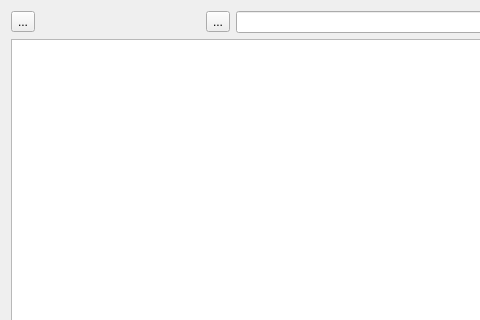
Above: files_2.ui from aumanimationstudios/Files before the change; both pictures show x 0 to 480 and y 0 to 320 of the 1309 by 684 pixel window. Below: the same form after it.
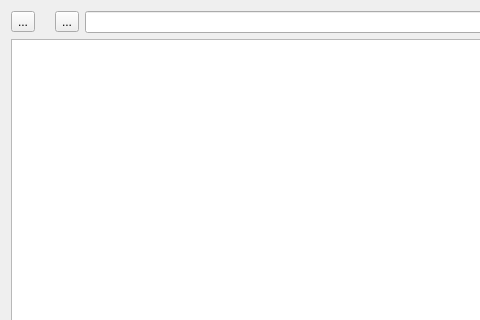
That is the form after the change.

Diff of the .ui file:
```diff
--- a/files_2.ui
+++ b/files_2.ui
@@ -285,7 +285,7 @@
         </font>
        </property>
        <property name="text">
-        <string>                                            </string>
+        <string/>
        </property>
       </widget>
      </item>
```
Left out of the diff: 8 changed lines with no effect on the pictures.
